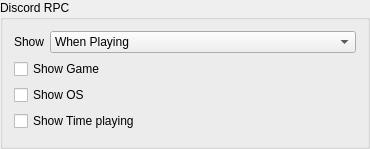
Above: rare/ui/components/tabs/settings/widgets/discord_rpc.ui from RareDevs/Rare before the change. Below: the same form after it.
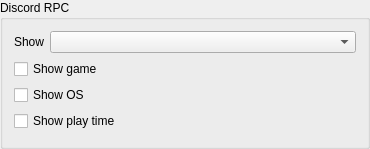
That is the form after the change.

Commit message:
RunnerSettings: add global switch for per-game shader cache
DiscordRPC: refactor to use mode enumeration instead of hard-coded options

Diff of the .ui file:
```diff
--- a/rare/ui/components/tabs/settings/widgets/discord_rpc.ui
+++ b/rare/ui/components/tabs/settings/widgets/discord_rpc.ui
@@ -18,23 +18,7 @@
   </property>
   <layout class="QGridLayout" name="main_layout">
    <item row="0" column="1">
-    <widget class="QComboBox" name="enable">
-     <item>
-      <property name="text">
-       <string>When Playing</string>
-      </property>
-     </item>
-     <item>
-      <property name="text">
-       <string>Always</string>
-      </property>
-     </item>
-     <item>
-      <property name="text">
-       <string>Never</string>
-      </property>
-     </item>
-    </widget>
+    <widget class="QComboBox" name="mode_combo"/>
    </item>
    <item row="0" column="0">
     <widget class="QLabel" name="label">
@@ -52,7 +36,7 @@
    <item row="1" column="0" colspan="2">
     <widget class="QCheckBox" name="show_game">
      <property name="text">
-      <string>Show Game</string>
+      <string>Show game</string>
      </property>
     </widget>
    </item>
@@ -66,7 +50,7 @@
    <item row="3" column="0" colspan="2">
     <widget class="QCheckBox" name="show_time">
      <property name="text">
-      <string>Show Time playing</string>
+      <string>Show play time</string>
      </property>
     </widget>
    </item>
```
Left out of the diff: 6 changed lines with no effect on the pictures. The commit also changes 13 other files.
